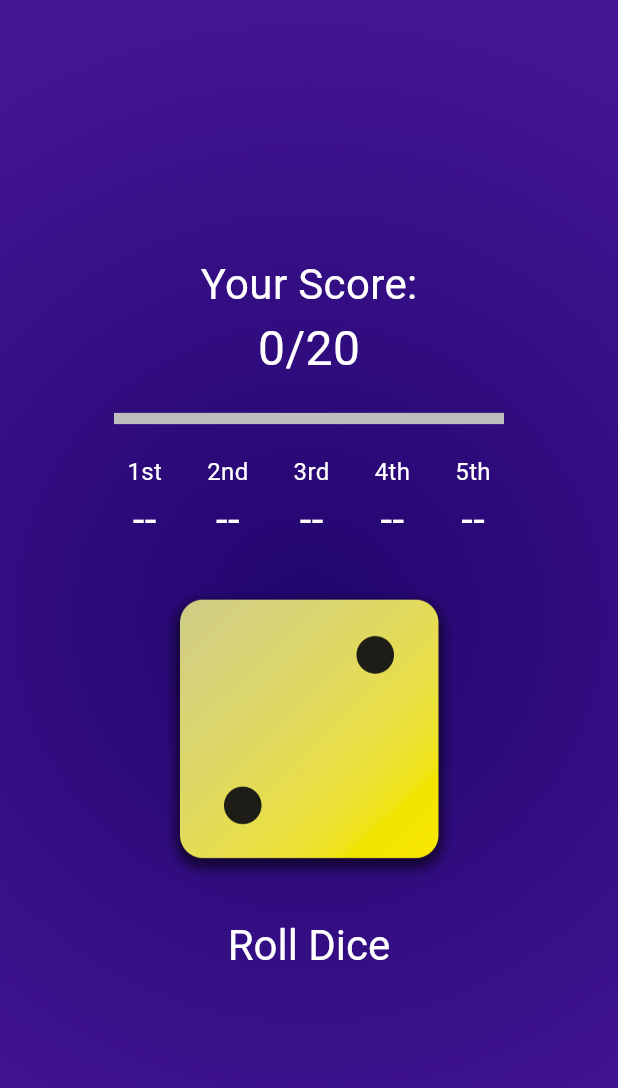
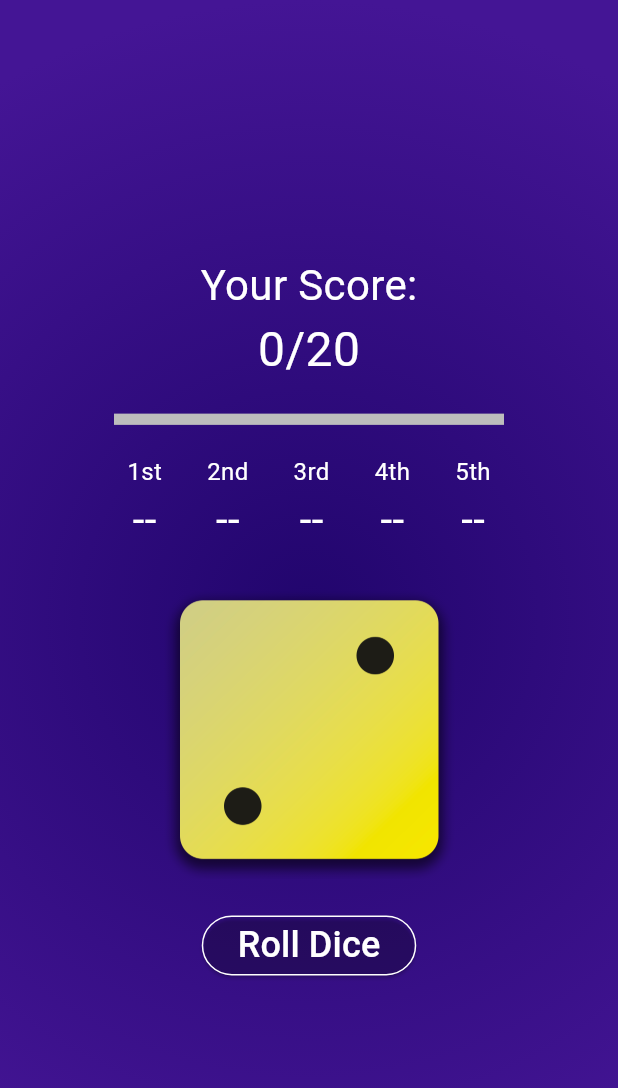
Before and after one commit to rogerchang1108/Dice-Rolling-App-with-Flutter, a Flutter app: the screen it shows after launch, on a phone screen of 412 x 824 dp. Shown: the top 1088 px of the screen. Run offline on Flutter 3.47's test engine with Material 3 defaults, Android fonts, the phone set to English and light mode, and no system bars.

Commit message:
Change to ElevatedButton & Fix coding style

```diff
--- a/lib/dice_roller.dart
+++ b/lib/dice_roller.dart
@@ -29,7 +29,7 @@ class _DiceRollerState extends State<DiceRoller> {
         currentDiceRoll = randomizer.nextInt(6) + 1;
         diceRolls[rollCount++] = currentDiceRoll;
       }
-      if ( rollCount == 5 ) {
+      if (rollCount == 5) {
         int totalScore = diceRolls.fold(0, (previousValue, element) => previousValue + element);
         widget.changeColor(totalScore);
       }
@@ -134,16 +134,11 @@ class _DiceRollerState extends State<DiceRoller> {
           width: 200,
         ),
         const SizedBox(height: 20),
-        TextButton(
+        ElevatedButton(
           onPressed: rollCount < 5 ? _rollDice : _resetGame,
-          style: TextButton.styleFrom(
-            // padding: const EdgeInsets.only(
-            //   top: 20,
-            // ),
-            foregroundColor: Colors.white,
-            textStyle: const TextStyle(
-              fontSize: 28,
-            ),
+          style: ElevatedButton.styleFrom(
+            backgroundColor: Colors.transparent,
+            side: const BorderSide(color: Colors.white, width: 1),
           ),
           child: StyledText(buttonText),
         )
--- a/lib/styled_text.dart
+++ b/lib/styled_text.dart
@@ -11,7 +11,7 @@ class StyledText extends StatelessWidget {
       text,
       style: const TextStyle(
         color: Colors.white,
-        fontSize: 28,
+        fontSize: 24,
       ),
     );
   }
```
